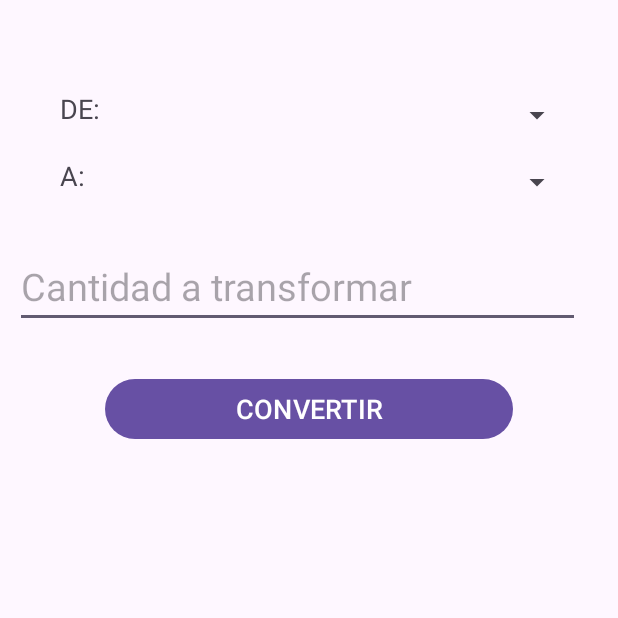
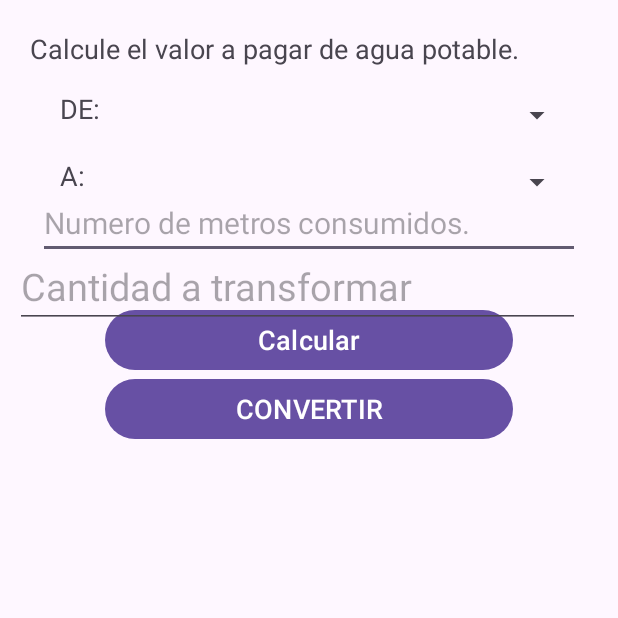
Before and after one commit to josueorellana/Programacion-II, an Android app: the screen it shows after launch (MainActivity), on a phone screen of 412 x 824 dp, the top half of it. Run offline under Robolectric (Android 15) with nearby library versions, the phone set to English and light mode, and no system bars.

Commit message:
Diseño de Tabhost

```diff
--- a/app/src/main/java/com/example/controlesbasicos/MainActivity.java
+++ b/app/src/main/java/com/example/controlesbasicos/MainActivity.java
@@ -22,7 +22,7 @@ public class MainActivity extends AppCompatActivity {
         tbh = findViewById(R.id.tbhConversores);
         tbh.setup();
 
-        tbh.addTab(tbh.newTabSpec("LONGITUD").setContent(R.id.tabLongitud).setIndicator("LONGITUD", null));
-        tbh.addTab(tbh.newTabSpec("ALMACENAMIENTO").setContent(R.id.tabAlmacenamiento).setIndicator("ALMACENAMIENTO", null));
+        tbh.addTab(tbh.newTabSpec("Consumo de agua potable").setContent(R.id.tabAguaPotable).setIndicator("Consumo de agua potable", null));
+        tbh.addTab(tbh.newTabSpec("Conversor de area").setContent(R.id.tabConversor).setIndicator("Conversor de area", null));
     }
 }
--- a/app/src/main/res/layout/activity_main.xml
+++ b/app/src/main/res/layout/activity_main.xml
@@ -46,20 +46,48 @@
                 android:layout_height="match_parent">
 
                 <RelativeLayout
-                    android:id="@+id/tabLongitud"
-                    android:layout_width="match_parent"
-                    android:layout_height="match_parent"
-                    android:orientation="vertical">
-
-                </RelativeLayout>
-
-                <RelativeLayout
-                    android:id="@+id/tabAlmacenamiento"
+                    android:id="@+id/tabAguaPotable"
                     android:layout_width="match_parent"
                     android:layout_height="match_parent"
                     android:orientation="vertical">
                     <TextView
-                        android:id="@+id/lblAlmacenamientoDe"
+                        android:id="@+id/lblAguaPotable"
+                        android:layout_marginTop="20dp"
+                        android:layout_marginLeft="20dp"
+                        android:text="Calcule el valor a pagar de agua potable."
+                        android:textSize="18dp"
+                        android:layout_marginRight="10dp"
+                        android:layout_width="wrap_content"
+                        android:layout_height="wrap_content"/>
+                    <EditText
+                        android:id="@+id/txtAguaPotable"
+                        android:layout_below="@+id/lblAguaPotable"
+                        android:layout_marginTop="80dp"
+                        android:hint="Numero de metros consumidos."
+                        android:textSize="20dp"
+                        android:layout_width="match_parent"
+                        android:layout_height="wrap_content"
+                        android:layout_marginRight="25dp"
+                        android:layout_marginLeft="25dp" />
+                    <Button
+                        android:id="@+id/btnAguaPotable"
+                        android:layout_below="@+id/txtAguaPotable"
+                        android:layout_marginTop="30dp"
+                        android:text="Calcular"
+                        android:layout_marginLeft="70dp"
+                        android:layout_marginRight="70dp"
+                        android:textSize="18dp"
+                        android:layout_width="match_parent"
+                        android:layout_height="wrap_content"/>
+                </RelativeLayout>
+
+                <RelativeLayout
+                    android:id="@+id/tabConversor"
+                    android:layout_width="match_parent"
+                    android:layout_height="match_parent"
+                    android:orientation="vertical">
+                    <TextView
+                        android:id="@+id/lblConversorDe"
                         android:layout_marginTop="60dp"
                         android:layout_marginLeft="40dp"
                         android:text="DE:"
@@ -67,8 +95,8 @@
                         android:layout_width="wrap_content"
                         android:layout_height="wrap_content"/>
                     <TextView
-                        android:id="@+id/lblAlmacenamientoA"
-                        android:layout_below="@+id/lblAlmacenamientoDe"
+                        android:id="@+id/lblConversorA"
+                        android:layout_below="@+id/lblConversorDe"
                         android:layout_marginTop="20dp"
                         android:layout_marginLeft="40dp"
                         android:text="A:"
@@ -76,24 +104,24 @@
                         android:layout_width="wrap_content"
                         android:layout_height="wrap_content"/>
                     <Spinner
-                        android:id="@+id/spnAlmacenamientoDe"
-                        android:layout_below="@+id/lblAlmacenamientoDe"
+                        android:id="@+id/spnConversorDe"
+                        android:layout_below="@+id/lblConversorDe"
                         android:layout_marginTop="-20dp"
                         android:layout_marginLeft="80dp"
                         android:layout_marginRight="30dp"
                         android:layout_width="match_parent"
                         android:layout_height="wrap_content"/>
                     <Spinner
-                        android:id="@+id/spnAlmacenamientoA"
-                        android:layout_below="@+id/lblAlmacenamientoA"
+                        android:id="@+id/spnConversorA"
+                        android:layout_below="@+id/lblConversorA"
                         android:layout_marginTop="-20dp"
                         android:layout_marginLeft="80dp"
                         android:layout_marginRight="30dp"
                         android:layout_width="match_parent"
                         android:layout_height="wrap_content"/>
                     <EditText
-                        android:id="@+id/txtAlmacenamientoCantidad"
-                        android:layout_below="@+id/spnAlmacenamientoA"
+                        android:id="@+id/txtConversorCantidad"
+                        android:layout_below="@+id/spnConversorA"
                         android:layout_marginTop="30dp"
                         android:hint="Cantidad a transformar"
                         android:textSize="25dp"
@@ -102,8 +130,8 @@
                         android:layout_marginRight="25dp"
                         android:layout_marginLeft="10dp"/>
                     <Button
-                        android:id="@+id/btnAlmacenamientoConvertir"
-                        android:layout_below="@+id/txtAlmacenamientoCantidad"
+                        android:id="@+id/btnConversorConvertir"
+                        android:layout_below="@+id/txtConversorCantidad"
                         android:layout_marginTop="30dp"
                         android:text="CONVERTIR"
                         android:layout_marginLeft="70dp"
```
